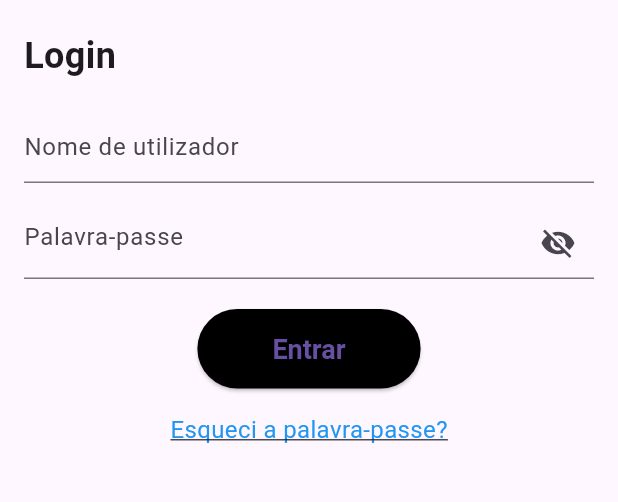
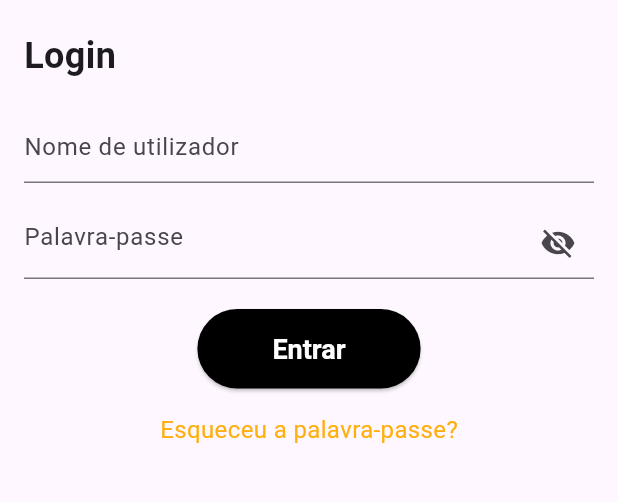
Before and after one commit to s0ares999/projeto_academico, a Flutter app: the screen it shows after launch, after a tap on "LOGIN", on a phone screen of 412 x 824 dp, the part 258-760 px from its top. Run offline on Flutter 3.47's test engine with Material 3 defaults, Android fonts, the light colour scheme and no system bars.

Commit message:
DARK MODEEE

```diff
--- a/lib/main.dart
+++ b/lib/main.dart
@@ -1,8 +1,15 @@
 import 'package:flutter/material.dart';
+import 'package:provider/provider.dart'; // Importa o Provider
 import '/presentation/screens/splash_screen.dart'; // Adiciona a importação da SplashScreen
+import 'theme_notifier.dart'; // Importa o ThemeNotifier
 
 void main() {
-  runApp(const MyApp());
+  runApp(
+    ChangeNotifierProvider(
+      create: (context) => ThemeNotifier(), // Cria o ThemeNotifier
+      child: const MyApp(),
+    ),
+  );
 }
 
 class MyApp extends StatelessWidget {
@@ -10,12 +17,22 @@
 
   @override
   Widget build(BuildContext context) {
-    return MaterialApp(
-      title: 'Academico de Viseu',
-      theme: ThemeData(
-        primarySwatch: Colors.blue,
-      ),
-      home: const SplashScreen(), // Definindo a SplashScreen como tela inicial
+    return Consumer<ThemeNotifier>(
+      builder: (context, themeNotifier, child) {
+        return MaterialApp(
+          title: 'Académico de Viseu',
+          theme: ThemeData(
+            primarySwatch: Colors.blue,
+            brightness: Brightness.light, // Tema claro
+          ),
+          darkTheme: ThemeData(
+            primarySwatch: Colors.orange, // Tema escuro
+            brightness: Brightness.dark,
+          ),
+          themeMode: themeNotifier.isDarkMode ? ThemeMode.dark : ThemeMode.light, // Alterna entre os temas
+          home: const SplashScreen(), // Definindo a SplashScreen como tela inicial
+        );
+      },
     );
   }
 }
--- a/lib/presentation/screens/agenda_screen.dart
+++ b/lib/presentation/screens/agenda_screen.dart
@@ -7,7 +7,6 @@
   Widget build(BuildContext context) {
     return Scaffold(
       appBar: AppBar(
-        backgroundColor: const Color.fromARGB(255, 255, 255, 255),
         title: const Text('AGENDA'),
         centerTitle: true,
       ),
--- a/lib/presentation/screens/consultaratleta_screen.dart
+++ b/lib/presentation/screens/consultaratleta_screen.dart
@@ -1,4 +1,4 @@
-// ignore_for_file: prefer_const_literals_to_create_immutables, prefer_const_constructors, unused_element
+// ignore_for_file: prefer_const_literals_to_create_immutables, prefer_const_constructors, unused_element, library_private_types_in_public_api
 
 import 'package:flutter/material.dart';
 
@@ -31,7 +31,6 @@
   Widget build(BuildContext context) {
     return Scaffold(
       appBar: AppBar(
-        backgroundColor: const Color.fromARGB(255, 255, 255, 255),
         title: const Text('CONSULTAR ATLETAS'),
         centerTitle: true,
       ),
--- a/lib/presentation/screens/forgotpassword_screen.dart
+++ b/lib/presentation/screens/forgotpassword_screen.dart
@@ -9,7 +9,7 @@
   Widget build(BuildContext context) {
     return Scaffold(
       appBar: AppBar(
-        title: const Text('Esqueci a Palavra-Passe'),
+        title: const Text('Esqueci a Palavra-Passe', style: TextStyle(fontSize: 16,)),
         backgroundColor: const Color.fromARGB(255, 255, 255, 255),
       ),
       body: Padding(
@@ -52,7 +52,7 @@
                     fontWeight: FontWeight.bold,
                   ),
                 ),
-                child: const Text('Enviar E-mail'),
+                child: const Text('Enviar E-mail', style: TextStyle(color: Colors.white)),
               ),
             ),
           ],
--- a/lib/presentation/screens/homelogin_screen.dart
+++ b/lib/presentation/screens/homelogin_screen.dart
@@ -1,14 +1,20 @@
 import 'package:flutter/material.dart';
 import 'login_screen.dart'; // Importa a nova tela
 
-class HomeLoginScreen extends StatelessWidget {
+class HomeLoginScreen extends StatefulWidget {
   const HomeLoginScreen({super.key});
+
+  @override
+  State<HomeLoginScreen> createState() => _HomeLoginScreenState();
+}
+
+class _HomeLoginScreenState extends State<HomeLoginScreen> {
+  String? selectedValue;
 
   @override
   Widget build(BuildContext context) {
     return Scaffold(
       appBar: AppBar(
-        // Remover o título da AppBar
         centerTitle: true,
         backgroundColor: const Color.fromARGB(255, 255, 255, 255),
       ),
@@ -17,7 +23,7 @@
           gradient: LinearGradient(
             colors: [
               Color.fromARGB(255, 255, 255, 255), // Cor inicial do gradiente
-              Color.fromARGB(255, 255, 255, 255) // Cor final do gradiente
+              Color.fromARGB(255, 255, 255, 255), // Cor final do gradiente
             ],
             begin: Alignment.topLeft,
             end: Alignment.bottomRight,
@@ -89,6 +95,29 @@
                 ),
                 child: const Text('LOGIN'),
               ),
+              const SizedBox(height: 16), // Margem menor para compactar
+              Row(
+                mainAxisAlignment: MainAxisAlignment.center,
+                children: [
+                  Radio<String>(
+                    value: 'accept_terms', // Valor que representa a seleção
+                    groupValue: selectedValue,
+                    onChanged: (value) {
+                      setState(() {
+                        selectedValue = value; // Atualiza o estado
+                      });
+                    },
+                    activeColor: Colors.orange, // Cor quando ativo
+                  ),
+                  const Text(
+                    'Aceito os termos e políticas de privacidade',
+                    style: TextStyle(
+                      fontSize: 12, // Tamanho da fonte menor
+                      color: Color.fromARGB(255, 0, 0, 0), // Cor do texto
+                    ),
+                  ),
+                ],
+              ),
             ],
           ),
         ),
--- a/lib/presentation/screens/login_screen.dart
+++ b/lib/presentation/screens/login_screen.dart
@@ -58,10 +58,10 @@
   Widget build(BuildContext context) {
     return Scaffold(
       appBar: AppBar(
-        backgroundColor: Colors.white,
         elevation: 0,
       ),
-      body: Padding(
+      body: SingleChildScrollView( // Adicione o SingleChildScrollView aqui
+        child: Padding(
           padding: const EdgeInsets.all(16.0),
           child: Form(
             key: _formKey,
@@ -126,7 +126,7 @@
                         fontWeight: FontWeight.bold,
                       ),
                     ),
-                  child: const Text('Entrar'),
+                    child: const Text('Entrar', style: TextStyle(color: Colors.white)),
                   ),
                 ),
                 const SizedBox(height: 16),
@@ -143,11 +143,10 @@
                       );
                     },
                     child: const Text(
-                    'Esqueci a palavra-passe?',
+                      'Esqueceu a palavra-passe?',
                       style: TextStyle(
-                      color: Colors.blue,
+                        color: Color.fromARGB(255, 255, 175, 14),
                         fontSize: 16,
-                      decoration: TextDecoration.underline,
                       ),
                     ),
                   ),
@@ -157,6 +156,7 @@
             ),
           ),
         ),
+      ),
     );
   }
 }
--- /dev/null
+++ b/lib/theme_notifier.dart
@@ -0,0 +1,12 @@
+import 'package:flutter/material.dart';
+
+class ThemeNotifier extends ChangeNotifier {
+  bool _isDarkMode = false;
+
+  bool get isDarkMode => _isDarkMode;
+
+  void toggleTheme() {
+    _isDarkMode = !_isDarkMode;
+    notifyListeners();
+  }
+}
--- a/pubspec.yaml
+++ b/pubspec.yaml
@@ -11,6 +11,7 @@
 dependencies:
   flutter:
     sdk: flutter
+  provider: ^6.0.0
 
   cupertino_icons: ^1.0.2
 
```
Also changed, not shown: lib/presentation/screens/criaratleta_screen.dart (+6 -6 lines), lib/presentation/screens/home_screen.dart (+30 -4 lines), pubspec.lock. Lines whose indentation alone changed are shown as unchanged.
